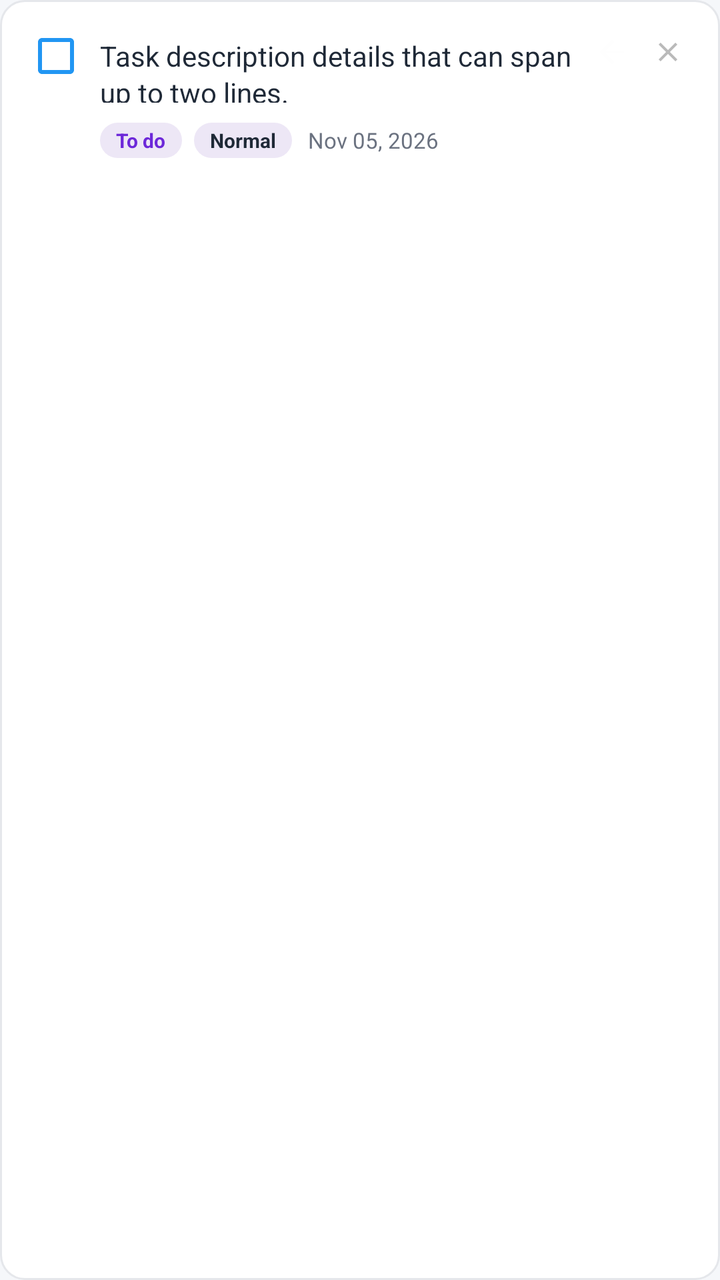
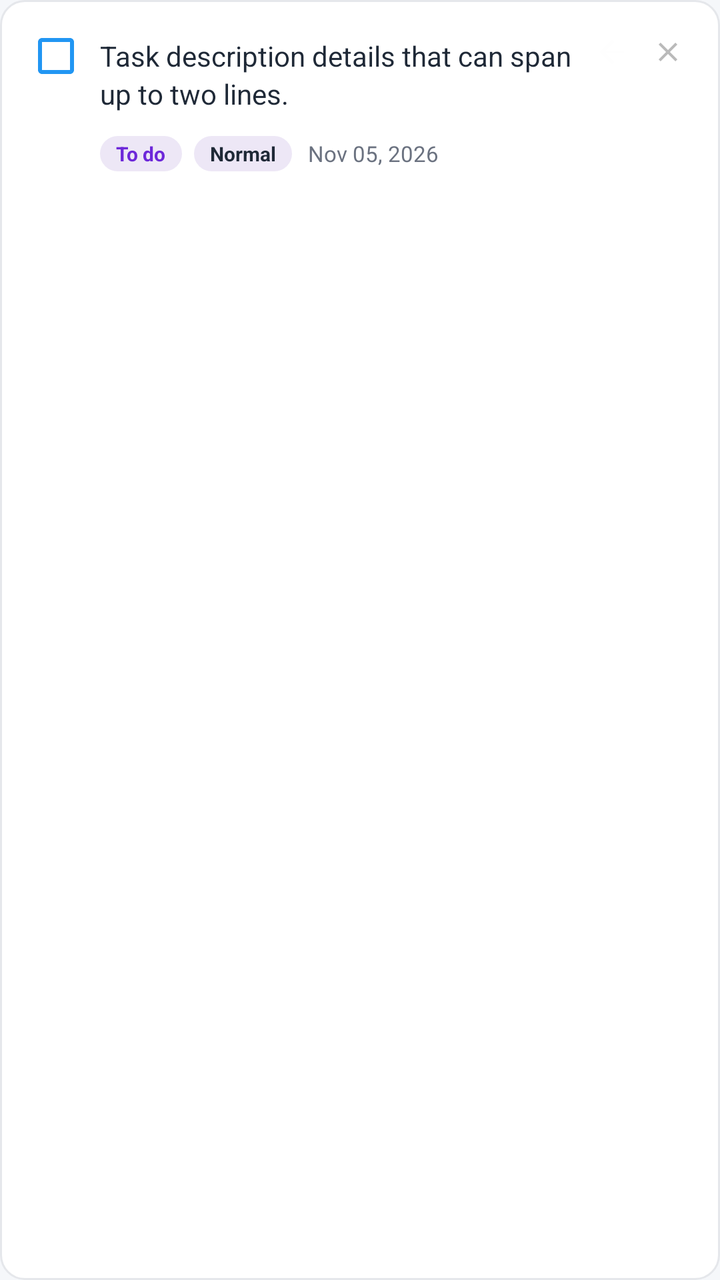

Before-and-after screenshots of an Android layout around one commit, followed by the original layout XML and the change that was made.
<!-- AndroidManifest.xml: application theme Theme.FirstApp -->
<!-- res/layout/item_task.xml -->
<?xml version="1.0" encoding="utf-8"?>
<LinearLayout xmlns:android="http://schemas.android.com/apk/res/android"
    android:layout_width="match_parent"
    android:layout_height="wrap_content"
    android:orientation="vertical"
    android:layout_marginBottom="10dp"
    android:background="@drawable/bg_card"
    android:padding="14dp">

    
    <LinearLayout
        android:layout_width="match_parent"
        android:layout_height="wrap_content"
        android:orientation="horizontal"
        android:gravity="top">

        <CheckBox
            android:id="@+id/checkboxTaskDone"
            android:layout_width="28dp"
            android:layout_height="28dp"
            android:buttonTint="@color/tf_primary" />

        <TextView
            android:id="@+id/textTaskDescription"
            android:layout_width="0dp"
            android:layout_height="wrap_content"
            android:layout_weight="1"
            android:layout_marginStart="8dp"
            android:layout_marginEnd="8dp"
            android:maxLines="2"
            android:ellipsize="end"
            android:text="Task description details that can span up to two lines."
            android:textColor="@color/tf_text_primary"
            android:textSize="14sp"
            android:lineSpacingExtra="2dp" />

        
        <ImageView
            android:id="@+id/buttonEditTask"
            android:layout_width="24dp"
            android:layout_height="24dp"
            android:src="@drawable/arrow_icon"
            android:rotation="180"
            android:contentDescription="Edit task"
            android:padding="3dp"
            android:alpha="0.4"
            android:background="?attr/selectableItemBackgroundBorderless" />

        <ImageView
            android:id="@+id/buttonDeleteTask"
            android:layout_width="24dp"
            android:layout_height="24dp"
            android:layout_marginStart="4dp"
            android:src="@drawable/ic_close"
            android:contentDescription="Delete task"
            android:padding="4dp"
            android:alpha="0.5"
            android:background="?attr/selectableItemBackgroundBorderless" />
    </LinearLayout>

    
    <LinearLayout
        android:layout_width="match_parent"
        android:layout_height="wrap_content"
        android:orientation="horizontal"
        android:layout_marginTop="10dp"
        android:layout_marginStart="36dp"
        android:gravity="center_vertical">

        
        <TextView
            android:id="@+id/textTaskStatus"
            android:layout_width="wrap_content"
            android:layout_height="wrap_content"
            android:background="@drawable/bg_rounded_pill"
            android:paddingHorizontal="8dp"
            android:paddingVertical="2dp"
            android:text="To do"
            android:textColor="@color/tf_tag_text"
            android:textSize="10sp"
            android:textStyle="bold" />

        
        <TextView
            android:id="@+id/textTaskPriority"
            android:layout_width="wrap_content"
            android:layout_height="wrap_content"
            android:layout_marginStart="6dp"
            android:background="@drawable/bg_rounded_pill"
            android:paddingHorizontal="8dp"
            android:paddingVertical="2dp"
            android:text="Normal"
            android:textColor="@color/tf_text_primary"
            android:textSize="10sp"
            android:textStyle="bold" />

        
        <TextView
            android:id="@+id/textTaskDueDate"
            android:layout_width="wrap_content"
            android:layout_height="wrap_content"
            android:layout_marginStart="8dp"
            android:text="Nov 05, 2026"
            android:textColor="@color/tf_text_secondary"
            android:textSize="11sp" />

        <View
            android:layout_width="0dp"
            android:layout_height="1dp"
            android:layout_weight="1" />

        
        <TextView
            android:id="@+id/textTaskOverdueBadge"
            android:layout_width="wrap_content"
            android:layout_height="wrap_content"
            android:background="#FFEBEE"
            android:paddingHorizontal="8dp"
            android:paddingVertical="2dp"
            android:text="OVERDUE"
            android:textColor="@color/tf_overdue"
            android:textSize="10sp"
            android:textStyle="bold"
            android:letterSpacing="0.05"
            android:visibility="gone" />
    </LinearLayout>

</LinearLayout>
<!-- resources referenced by this layout -->
<resources>
  <color name="tf_overdue">#DC2626</color>
  <color name="tf_primary">#2196F3</color>
  <color name="tf_tag_text">#6D28D9</color>
  <color name="tf_text_primary">#1F2937</color>
  <color name="tf_text_secondary">#6B7280</color>
  <!-- drawable arrow_icon (drawable) -->
  <vector xmlns:android="http://schemas.android.com/apk/res/android" android:autoMirrored="true" android:height="24dp" android:tint="#FCFCFC" android:viewportHeight="960" android:viewportWidth="960" android:width="24dp">
        
      <path android:fillColor="@android:color/white" android:pathData="M647,520L160,520L160,440L647,440L423,216L480,160L800,480L480,800L423,744L647,520Z"/>
      
  </vector>
  <!-- drawable bg_card (drawable) -->
  <?xml version="1.0" encoding="utf-8"?>
  <shape xmlns:android="http://schemas.android.com/apk/res/android" android:shape="rectangle">
      <solid android:color="@android:color/white"/>
      <corners android:radius="12dp"/>
      <stroke android:width="1dp" android:color="@color/tf_stroke"/>
  </shape>
  <!-- drawable bg_rounded_pill (drawable) -->
  <?xml version="1.0" encoding="utf-8"?>
  <shape xmlns:android="http://schemas.android.com/apk/res/android">
      <solid android:color="#EDE7F6" />
      <corners android:radius="20dp" />
  </shape>
  <!-- drawable ic_close (drawable) -->
  <vector xmlns:android="http://schemas.android.com/apk/res/android"
      android:width="24dp"
      android:height="24dp"
      android:viewportWidth="24"
      android:viewportHeight="24">
    <path
        android:fillColor="#757575"
        android:pathData="M19,6.41L17.59,5 12,10.59 6.41,5 5,6.41 10.59,12 5,17.59 6.41,19 12,13.41 17.59,19 19,17.59 13.41,12z"/>
  </vector>
  <style name="Theme.FirstApp" parent="Base.Theme.FirstApp" />
  <color name="tf_stroke">#E5E7EB</color>
  <style name="Base.Theme.FirstApp" parent="Theme.Material3.DayNight.NoActionBar">
          
          <item name="android:windowBackground">@color/window_background</item>
          
      </style>
  <color name="window_background">#F5F7FA</color>
</resources>

<!-- the commit's change to res/layout/item_task.xml (unified diff, before → after) -->
@@ -29,10 +29,13 @@
             android:layout_marginEnd="8dp"
             android:maxLines="2"
             android:ellipsize="end"
+            android:includeFontPadding="true"
+            android:lineSpacingMultiplier="1.15"
+            android:paddingTop="2dp"
+            android:paddingBottom="6dp"
             android:text="Task description details that can span up to two lines."
             android:textColor="@color/tf_text_primary"
-            android:textSize="14sp"
-            android:lineSpacingExtra="2dp" />
+            android:textSize="14sp" />
 
         
         <ImageView
@@ -63,7 +66,7 @@
         android:layout_width="match_parent"
         android:layout_height="wrap_content"
         android:orientation="horizontal"
-        android:layout_marginTop="10dp"
+        android:layout_marginTop="8dp"
         android:layout_marginStart="36dp"
         android:gravity="center_vertical">
 
